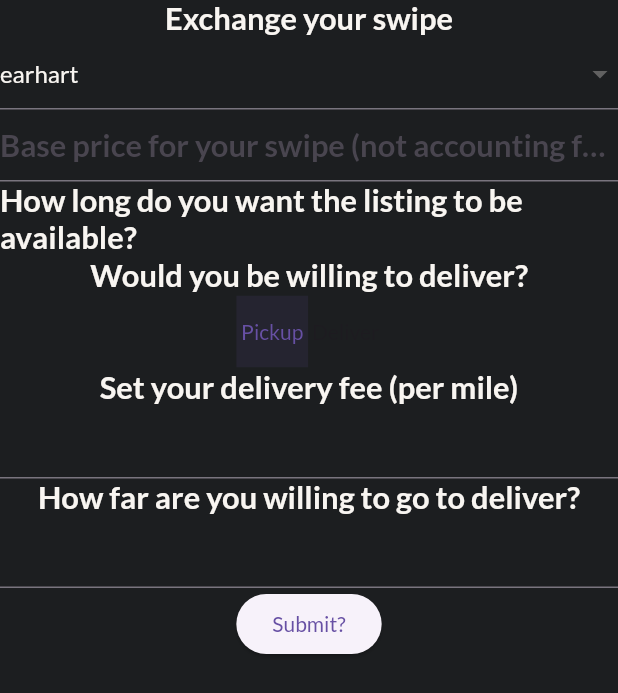
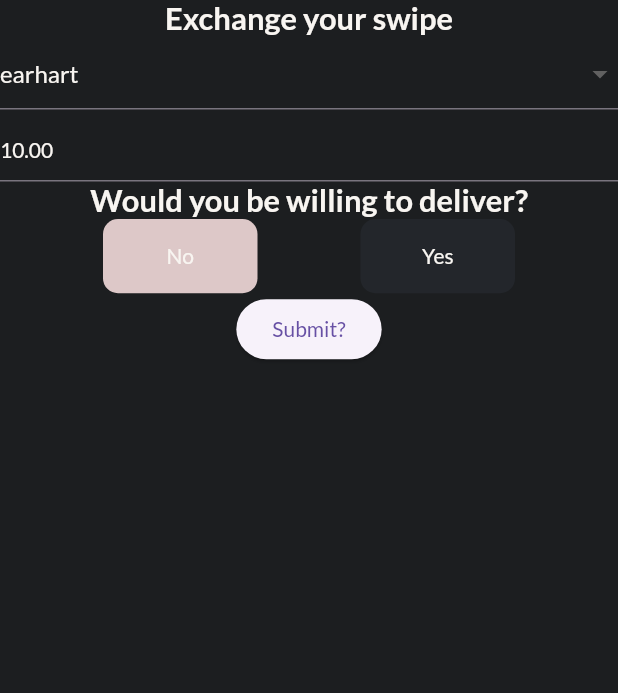
Before and after one commit to Swipe-Swap/SwipeSwapFrontend, a Flutter app: the Listing screen opened directly, on a phone screen of 412 x 824 dp. Shown: the top 693 px of the screen. Run offline on Flutter 3.47's test engine with Material 2 defaults, Android fonts, the phone set to English and light mode, and no system bars; our stand-ins replace animated_text_kit, cloud_firestore, currency_text_input_formatter, dot_navigation_bar, feather_icons, firebase_auth and 5 more; missing offline and left inert: map_location_picker, validatorless; accounts and stored records are empty.

Commit message:
order listing

```diff
--- a/swipeswap/lib/models/listing.dart
+++ b/swipeswap/lib/models/listing.dart
@@ -11,25 +11,25 @@ class SwapListing {
   SwapListing({
     this.basePrice = 10,
     this.canDeliver = false,
-    DateTime? initial,
-    DateTime? expiration,
+    DateTime? initialTime,
+    DateTime? expirationTime,
     required this.diningCourt,
     this.milePrice = 5,
     this.rangeMiles = 1,
     this.sellerId,
-  })  : initialTime = initial ?? DateTime.now(),
+  })  : initialTime = initialTime ?? DateTime.now(),
         expirationTime =
-            expiration ?? DateTime.now().add(const Duration(hours: 1));
+            expirationTime ?? DateTime.now().add(const Duration(hours: 1));
 
   factory SwapListing.fromJson(Map<String, dynamic> responseData) {
     return SwapListing(
       basePrice: responseData['basePrice'],
       canDeliver: responseData['canDeliver'],
       diningCourt: responseData['diningCourt'],
-      expiration: responseData['expirationTime'],
+      expirationTime: responseData['expirationTime'],
       milePrice: responseData['milePrice'],
       rangeMiles: responseData['rangeMiles'],
-      initial: responseData['initialTime'],
+      initialTime: responseData['initialTime'],
       sellerId: responseData['sellerId'],
     );
   }
@@ -39,11 +39,11 @@ class SwapListing {
       "basePrice": listing.basePrice,
       "canDeliver": listing.canDeliver,
       "diningCourt": listing.diningCourt,
-      "expiration": listing.expirationTime,
+      "expirationTime": listing.expirationTime,
       "milePrice": listing.milePrice,
       "rangeMiles": listing.rangeMiles,
-      "initial": listing.initialTime,
-      "sellerId": listing.basePrice,
+      "initialTime": listing.initialTime,
+      "sellerId": listing.sellerId,
     };
   }
 }
--- a/swipeswap/lib/screens/listing.dart
+++ b/swipeswap/lib/screens/listing.dart
@@ -1,4 +1,7 @@
+import 'package:currency_text_input_formatter/currency_text_input_formatter.dart';
+import 'package:firebase_auth/firebase_auth.dart';
 import 'package:flutter/material.dart';
+import 'package:flutter/services.dart';
 import 'package:provider/provider.dart';
 import 'package:sizer/sizer.dart';
 import 'package:swipeswap/models/listing.dart';
@@ -15,12 +18,22 @@ class Listing extends StatefulWidget {
 
 class _ListingState extends State<Listing> {
   String diningCourt = DiningCourt.earhart.toString();
+  final CurrencyTextInputFormatter _formatter = CurrencyTextInputFormatter(
+    symbol: '',
+  );
   final TextEditingController _rangeMilesController = TextEditingController();
   final TimeOfDay _time =
       TimeOfDay.fromDateTime(DateTime.now().add(const Duration(hours: 1)));
   final TextEditingController _milePriceController = TextEditingController();
   final TextEditingController _basePriceController = TextEditingController();
-  final List<bool> _delivery = [true, false];
+  bool deliver = false;
+
+  @override
+  void initState() {
+    super.initState();
+    _basePriceController.text = _formatter.format('1000');
+  }
+
   @override
   Widget build(BuildContext context) {
     return Scaffold(
@@ -33,11 +46,14 @@ class _ListingState extends State<Listing> {
             ),
             // Dining court
             DropdownButtonFormField(
+                dropdownColor: kPrimaryColor1,
                 value: diningCourt,
                 items: [
-                  for (DiningCourt diningCourt in DiningCourt.values)
+                  for (DiningCourt court in DiningCourt.values)
                     DropdownMenuItem(
-                        value: diningCourt.toString(), child: const Text("earhart")),
+                      value: court.toString(),
+                      child: Text(court.toString()),
+                    )
                 ],
                 onChanged: (value) {
                   setState(() {
@@ -47,24 +63,19 @@ class _ListingState extends State<Listing> {
             // Base price
             TextFormField(
               controller: _basePriceController,
+              // initialValue: _formatter.format('2000'),
+              inputFormatters: <TextInputFormatter>[_formatter],
               keyboardType: TextInputType.number,
               decoration: InputDecoration(
-                hintText:
-                    "Base price for your swipe (not accounting for delivery)",
-                hintStyle:
-                    TextStyle(fontWeight: FontWeight.bold, fontSize: 15.sp),
+                hintText: "Base price for your swipe",
+                hintStyle: TextStyle(
+                    fontWeight: FontWeight.bold,
+                    fontSize: 15.sp,
+                    color: kPrimaryColor2.withOpacity(0.2)),
               ),
-              validator: Validatorless.multiple([
-                Validatorless.min(1, 'The price must be greater than 1'),
-                Validatorless.max(20, 'The price must be less than 20'),
-                Validatorless.required("Price cannot be blank!")
-              ]),
             ),
             // Expiration time
-            Text(
-              "How long do you want the listing to be available?",
-              style: TextStyle(fontWeight: FontWeight.bold, fontSize: 15.sp),
-            ),
+
             // ElevatedButton(
             //     onPressed: () {
             //       setState(() async {
@@ -80,63 +91,63 @@ class _ListingState extends State<Listing> {
               "Would you be willing to deliver?",
               style: TextStyle(fontWeight: FontWeight.bold, fontSize: 15.sp),
             ),
-            ToggleButtons(
-              isSelected: const [true, false],
-              children: const [Text("Pickup"), Text("Deliver")],
-              onPressed: (value) {
+            Row(
+              mainAxisAlignment: MainAxisAlignment.spaceEvenly,
+              children: [
+                GestureDetector(
+                  onTap: () {
                     setState(() {
-                  _delivery[value] = !_delivery[value];
+                      deliver = false;
                     });
                   },
+                  child: Container(
+                    height: 6.h,
+                    width: 25.w,
+                    decoration: BoxDecoration(
+                      color: !deliver ? kAccentRed : kSurface,
+                      borderRadius: BorderRadius.circular(10),
                     ),
-            // Delivery fee
-            Text(
-              "Set your delivery fee (per mile)",
-              style: TextStyle(fontWeight: FontWeight.bold, fontSize: 15.sp),
+                    child: Center(child: Text("No")),
                   ),
-            (_delivery[0])
-                ? TextFormField(
-                    controller: _milePriceController,
-                    keyboardType: TextInputType.number,
-                    validator: Validatorless.multiple([
-                      Validatorless.min(1, 'The price must be greater than 1'),
-                      Validatorless.max(10, 'The price must be less than 20'),
-                      Validatorless.required("Price cannot be blank!")
-                    ]),
-                  )
-                : const Placeholder(),
-            // Range Miles
-            Text(
-              "How far are you willing to go to deliver?",
-              style: TextStyle(fontWeight: FontWeight.bold, fontSize: 15.sp),
                 ),
-            TextFormField(
-              controller: _rangeMilesController,
-              keyboardType: TextInputType.number,
+                GestureDetector(
+                  onTap: () {
+                    setState(() {
+                      deliver = true;
+                    });
+                  },
+                  child: Container(
+                    height: 6.h,
+                    width: 25.w,
+                    decoration: BoxDecoration(
+                      color: deliver ? kAccentGreen : kSurface,
+                      borderRadius: BorderRadius.circular(10),
                     ),
-            // Submission Button
+                    child: Center(child: Text("Yes")),
+                  ),
+                ),
+              ],
+            ),
+            deliver ? deliveryStuff() : const SizedBox(), // Submission Button
             ElevatedButton(
-              onPressed: () {
+              onPressed: () async {
                 // Submit data
-                db.collection("listings").add(
+                await db.collection("listings").add(
                       SwapListing.toJson(
                         SwapListing(
                           basePrice:
                               int.tryParse(_basePriceController.value.text) ??
                                   5,
-                          canDeliver: _delivery[0],
+                          canDeliver: deliver,
                           diningCourt: diningCourt,
-                          initial: null,
+                          initialTime: null,
                           // NOTE: hopefully this works
-                          expiration: DateTime.tryParse(_time.toString()),
+                          expirationTime: DateTime.tryParse(_time.toString()),
                           milePrice:
                               int.tryParse(_milePriceController.text) ?? 5,
                           rangeMiles:
                               int.tryParse(_rangeMilesController.text) ?? 1,
-                          sellerId: Provider.of<ListingProvider>(context,
-                                  listen: false)
-                              .seller
-                              ?.uuid,
+                          sellerId: FirebaseAuth.instance.currentUser?.uid,
                         ),
                       ),
                     );
@@ -148,4 +159,34 @@ class _ListingState extends State<Listing> {
       ),
     );
   }
+
+  Column deliveryStuff() {
+    return Column(
+      children: [
+        // Delivery fee
+        Text(
+          "Set your delivery fee (per mile)",
+          style: TextStyle(fontWeight: FontWeight.bold, fontSize: 15.sp),
+        ),
+        TextFormField(
+          controller: _milePriceController,
+          keyboardType: TextInputType.number,
+          validator: Validatorless.multiple([
+            Validatorless.min(1, 'The price must be greater than 1'),
+            Validatorless.max(10, 'The price must be less than 20'),
+            Validatorless.required("Price cannot be blank!")
+          ]),
+        ),
+        // Range Miles
+        Text(
+          "How far are you willing to go to deliver?",
+          style: TextStyle(fontWeight: FontWeight.bold, fontSize: 15.sp),
+        ),
+        TextFormField(
+          controller: _rangeMilesController,
+          keyboardType: TextInputType.number,
+        ),
+      ],
+    );
   }
+}
--- a/swipeswap/lib/screens/swaps.dart
+++ b/swipeswap/lib/screens/swaps.dart
@@ -37,7 +37,7 @@ class _SwapsState extends State<Swaps> with TickerProviderStateMixin {
             child: DotNavigationBar(
               paddingR: EdgeInsets.symmetric(vertical: 0.65.h, horizontal: 8.w),
               marginR: const EdgeInsets.all(0),
-              backgroundColor: kAccentColor1,
+              backgroundColor: kSurface,
               currentIndex: SelectedTab.values.indexOf(_selectedTab),
               borderRadius: 22,
               onTap: _handleIndexChanged,
--- a/swipeswap/lib/screens/welcome.dart
+++ b/swipeswap/lib/screens/welcome.dart
@@ -288,14 +288,14 @@ class _WelcomeState extends State<Welcome> with SingleTickerProviderStateMixin {
           height: 60,
           width: MediaQuery.of(context).size.width * 0.8,
           decoration: BoxDecoration(
-              color: kAccentColor2,
+              color: kAccentGreen,
               borderRadius: const BorderRadius.all(
                 Radius.circular(15.0),
               ),
               boxShadow: [
                 BoxShadow(
                     blurRadius: 8,
-                    color: kAccentColor2
+                    color: kAccentGreen
                         .withOpacity(0.35 * _buttonAnimationController.value),
                     offset: const Offset(0, 6)),
               ]),
--- a/swipeswap/lib/utils/constants.dart
+++ b/swipeswap/lib/utils/constants.dart
@@ -148,6 +148,7 @@ enum Asset {
 const Color kPrimaryColor1 = Color(0xFF1c1e20);
 const Color kPrimaryColor2 = Color(0xFFF8F5F1);
 const Color kSecondaryColor = Color(0xFFF8A488);
-const Color kAccentColor1 = Color(0xFF23262b);
-const Color kAccentColor2 = Color(0xFF22C39A);
+const Color kSurface = Color(0xFF23262b);
+const Color kAccentGreen = Color(0xFFd1e2c3);
 const Color kAccentColor3 = Color.fromARGB(255, 123, 141, 201);
+const Color kAccentRed = Color(0xFFddc8c8);
--- a/swipeswap/lib/widgets/dining_court.dart
+++ b/swipeswap/lib/widgets/dining_court.dart
@@ -16,7 +16,7 @@ class DiningCourtWidget extends StatelessWidget {
       onTap: () => Navigator.pushNamed(context, Routes.order.toString()),
       child: Container(
         decoration: const BoxDecoration(
-            color: kAccentColor1,
+            color: kSurface,
             borderRadius: BorderRadius.all(Radius.circular(20))),
         child: Column(
           mainAxisAlignment: MainAxisAlignment.spaceEvenly,
--- a/swipeswap/pubspec.yaml
+++ b/swipeswap/pubspec.yaml
@@ -31,6 +31,7 @@ dependencies:
   animated_text_kit: ^4.2.2
   cloud_firestore: ^4.9.1
   cupertino_icons: ^1.0.2
+  currency_text_input_formatter: ^2.1.10
   dot_navigation_bar: ^1.0.2
   feather_icons: ^1.2.0
   firebase_auth: ^4.9.0
```
Also changed, not shown: swipeswap/lib/screens/order.dart (+65 -28 lines), swipeswap/pubspec.lock. Lines whose indentation alone changed are shown as unchanged.
